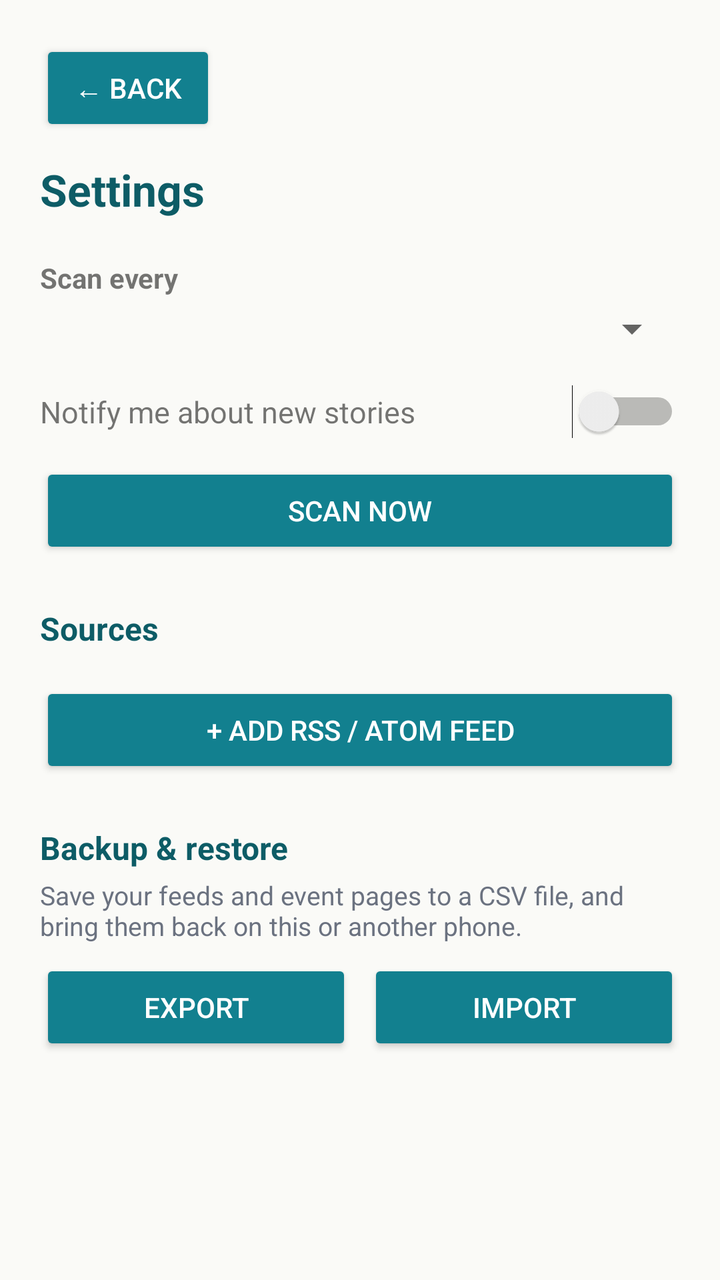
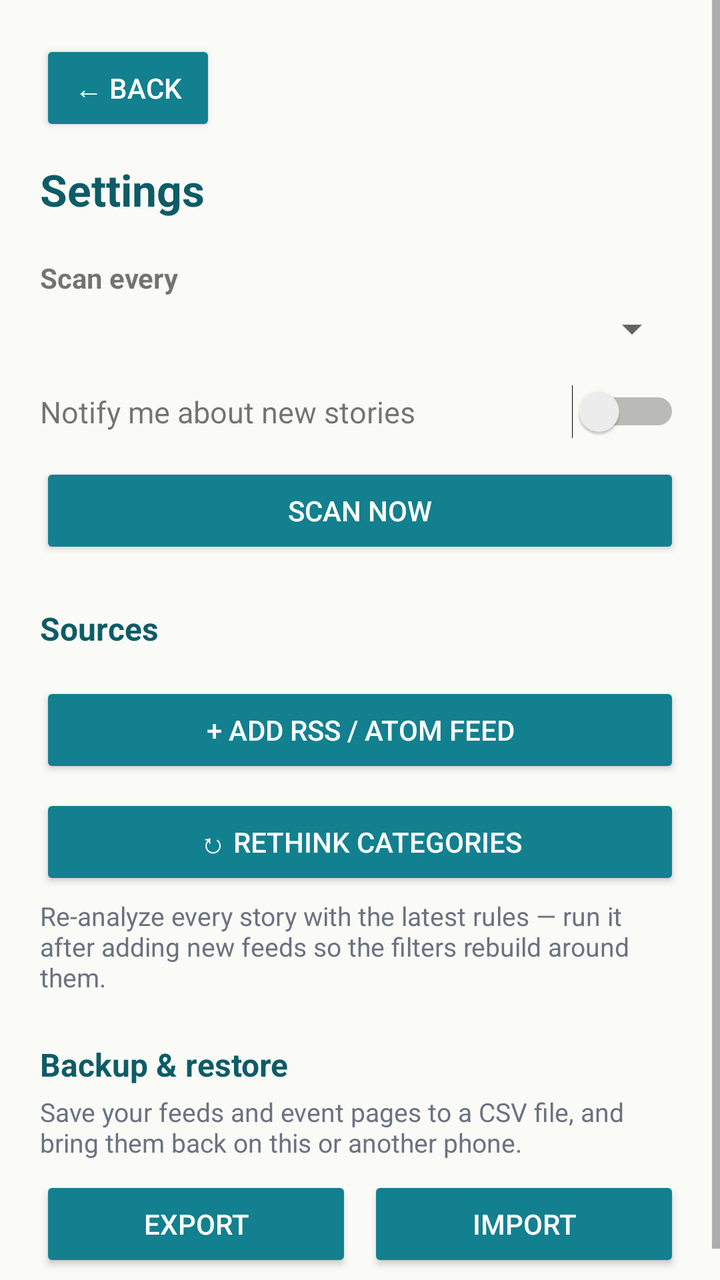

Two renders of the same Android screen: before a commit and after it. Below are the layout's source before the change and the commit's diff.
<!-- AndroidManifest.xml: application theme Theme.TownLine -->
<!-- res/layout/activity_settings.xml -->
<?xml version="1.0" encoding="utf-8"?>
<ScrollView xmlns:android="http://schemas.android.com/apk/res/android"
    android:layout_width="match_parent"
    android:layout_height="match_parent"
    android:background="@color/paper">

    <LinearLayout
        android:layout_width="match_parent"
        android:layout_height="wrap_content"
        android:orientation="vertical"
        android:padding="20dp">

        <Button
            android:id="@+id/btnBack"
            android:layout_width="wrap_content"
            android:layout_height="wrap_content"
            android:layout_marginBottom="12dp"
            android:text="← Back"
            android:textColor="#FFFFFF"
            android:backgroundTint="@color/teal" />

        <TextView
            android:layout_width="wrap_content"
            android:layout_height="wrap_content"
            android:text="Settings"
            android:textSize="22sp"
            android:textStyle="bold"
            android:textColor="@color/teal_dark" />

        <TextView
            android:layout_width="wrap_content"
            android:layout_height="wrap_content"
            android:layout_marginTop="20dp"
            android:text="Scan every"
            android:textStyle="bold"
            android:textSize="14sp" />

        <Spinner
            android:id="@+id/intervalSpinner"
            android:layout_width="match_parent"
            android:layout_height="wrap_content"
            android:layout_marginTop="4dp" />

        <LinearLayout
            android:layout_width="match_parent"
            android:layout_height="wrap_content"
            android:layout_marginTop="16dp"
            android:orientation="horizontal"
            android:gravity="center_vertical">

            <TextView
                android:layout_width="0dp"
                android:layout_height="wrap_content"
                android:layout_weight="1"
                android:text="Notify me about new stories"
                android:textSize="15sp" />

            <Switch
                android:id="@+id/notifySwitch"
                android:layout_width="wrap_content"
                android:layout_height="wrap_content" />
        </LinearLayout>

        <Button
            android:id="@+id/btnSyncNow"
            android:layout_width="match_parent"
            android:layout_height="wrap_content"
            android:layout_marginTop="12dp"
            android:text="Scan now"
            android:backgroundTint="@color/teal"
            android:textColor="#FFFFFF" />

        <LinearLayout
            android:id="@+id/batteryWarn"
            android:layout_width="match_parent"
            android:layout_height="wrap_content"
            android:layout_marginTop="12dp"
            android:orientation="vertical"
            android:background="#FFF3E0"
            android:padding="12dp"
            android:visibility="gone">

            <TextView
                android:layout_width="wrap_content"
                android:layout_height="wrap_content"
                android:text="Battery optimization is on — background scans may be delayed or skipped while the app is closed."
                android:textSize="13sp"
                android:textColor="@color/ink" />

            <Button
                android:id="@+id/btnBatterySettings"
                android:layout_width="wrap_content"
                android:layout_height="wrap_content"
                android:layout_marginTop="8dp"
                android:text="Allow background activity"
                android:textColor="#FFFFFF"
                android:backgroundTint="@color/teal" />
        </LinearLayout>

        <TextView
            android:layout_width="wrap_content"
            android:layout_height="wrap_content"
            android:layout_marginTop="24dp"
            android:text="Sources"
            android:textStyle="bold"
            android:textSize="16sp"
            android:textColor="@color/teal_dark" />

        <LinearLayout
            android:id="@+id/sourceList"
            android:layout_width="match_parent"
            android:layout_height="wrap_content"
            android:orientation="vertical"
            android:layout_marginTop="8dp" />

        <Button
            android:id="@+id/btnAddSource"
            android:layout_width="match_parent"
            android:layout_height="wrap_content"
            android:layout_marginTop="8dp"
            android:text="+ Add RSS / Atom feed"
            android:backgroundTint="@color/teal"
            android:textColor="#FFFFFF" />

        <TextView
            android:layout_width="wrap_content"
            android:layout_height="wrap_content"
            android:layout_marginTop="24dp"
            android:text="Backup &amp; restore"
            android:textStyle="bold"
            android:textSize="16sp"
            android:textColor="@color/teal_dark" />

        <TextView
            android:layout_width="wrap_content"
            android:layout_height="wrap_content"
            android:layout_marginTop="4dp"
            android:text="Save your feeds and event pages to a CSV file, and bring them back on this or another phone."
            android:textSize="13sp"
            android:textColor="@color/grey" />

        <LinearLayout
            android:layout_width="match_parent"
            android:layout_height="wrap_content"
            android:orientation="horizontal"
            android:layout_marginTop="8dp">

            <Button
                android:id="@+id/btnExportConfig"
                android:layout_width="0dp"
                android:layout_height="wrap_content"
                android:layout_weight="1"
                android:minWidth="0dp"
                android:text="Export"
                android:textColor="#FFFFFF"
                android:backgroundTint="@color/teal" />

            <Button
                android:id="@+id/btnImportConfig"
                android:layout_width="0dp"
                android:layout_height="wrap_content"
                android:layout_weight="1"
                android:layout_marginStart="8dp"
                android:minWidth="0dp"
                android:text="Import"
                android:textColor="#FFFFFF"
                android:backgroundTint="@color/teal" />
        </LinearLayout>
    </LinearLayout>
</ScrollView>
<!-- resources referenced by this layout -->
<resources>
  <color name="grey">#6B7280</color>
  <color name="ink">#1A1A1A</color>
  <color name="paper">#FAFAF7</color>
  <color name="teal">#12808F</color>
  <color name="teal_dark">#0D5C66</color>
  <style name="Theme.TownLine" parent="android:Theme.Material.Light.NoActionBar">
          <item name="android:colorPrimary">@color/teal_dark</item>
          <item name="android:colorPrimaryDark">@color/teal_dark</item>
          <item name="android:colorAccent">@color/teal</item>
          <item name="android:windowBackground">@color/paper</item>
      </style>
</resources>

<!-- the commit's change to res/layout/activity_settings.xml (unified diff, before → after) -->
@@ -122,6 +122,23 @@
             android:backgroundTint="@color/teal"
             android:textColor="#FFFFFF" />
 
+        <Button
+            android:id="@+id/btnRethink"
+            android:layout_width="match_parent"
+            android:layout_height="wrap_content"
+            android:layout_marginTop="8dp"
+            android:text="↻ Rethink categories"
+            android:textColor="#FFFFFF"
+            android:backgroundTint="@color/teal" />
+
+        <TextView
+            android:layout_width="wrap_content"
+            android:layout_height="wrap_content"
+            android:layout_marginTop="4dp"
+            android:text="Re-analyze every story with the latest rules — run it after adding new feeds so the filters rebuild around them."
+            android:textSize="13sp"
+            android:textColor="@color/grey" />
+
         <TextView
             android:layout_width="wrap_content"
             android:layout_height="wrap_content"
